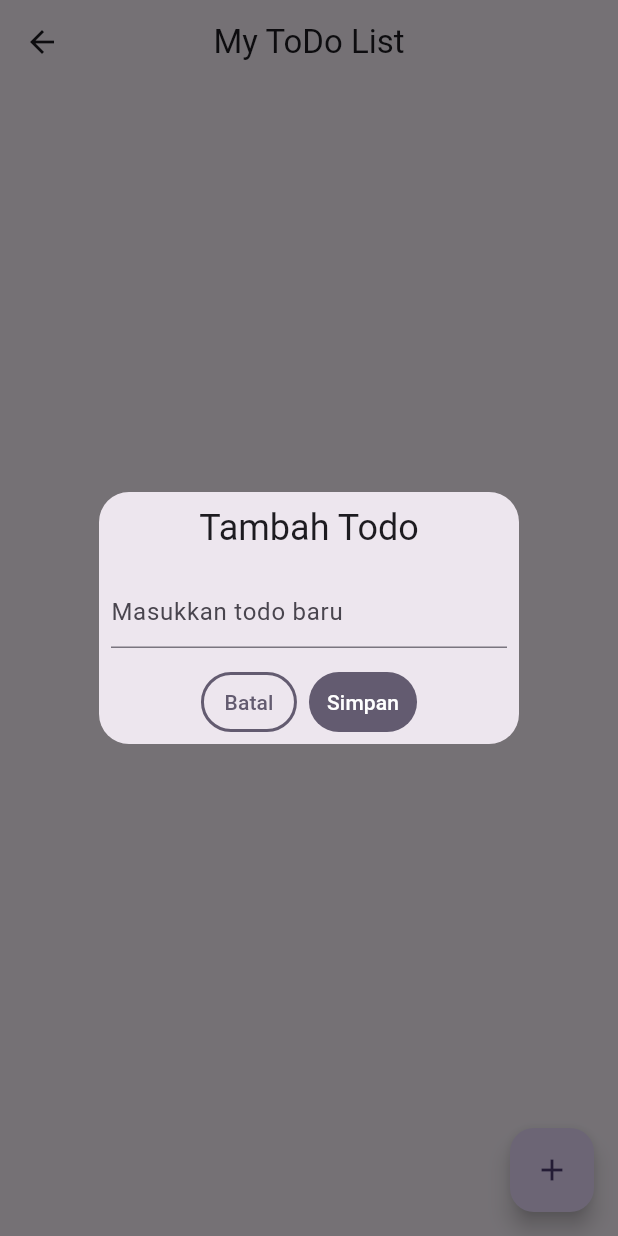
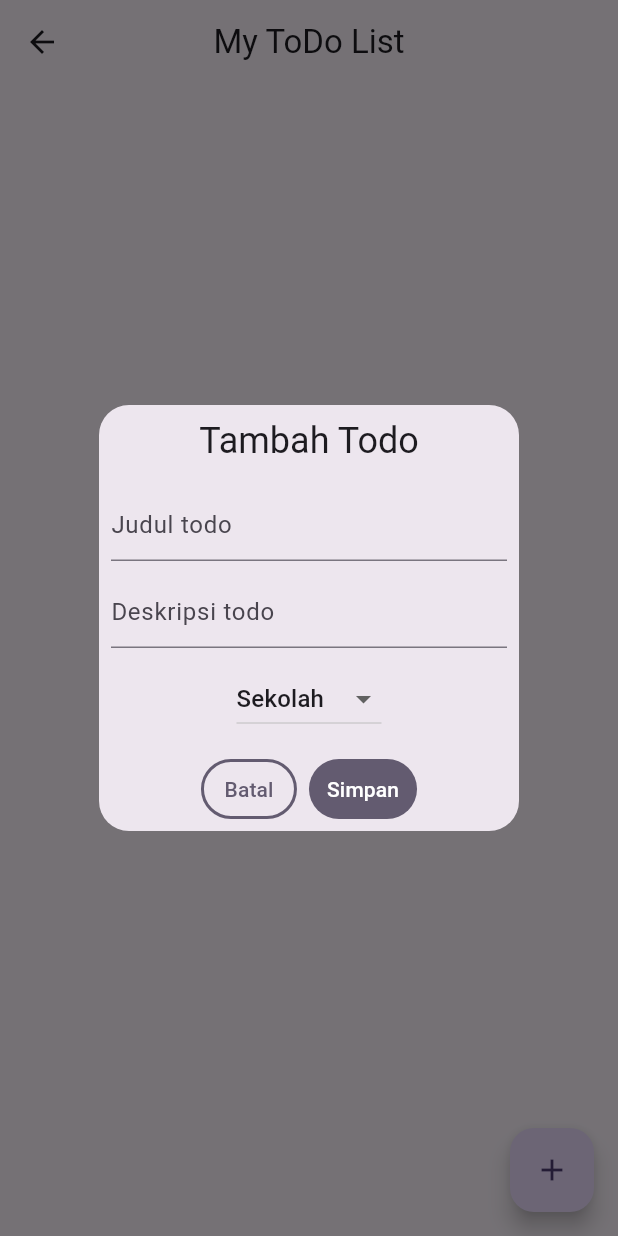
Before and after one commit to ZacksAryasatya/Todolist-Flutter-Project, a Flutter app: the HomePage screen opened by its route, after a tap on the "add" icon, on a phone screen of 412 x 824 dp. Run offline on Flutter 3.47's test engine with Material 3 defaults, Android fonts, the light colour scheme and no system bars; our stand-ins replace get.

Commit message:
feat/todo [f] changing home page

```diff
--- a/lib/pages/home_page.dart
+++ b/lib/pages/home_page.dart
@@ -5,7 +5,7 @@ import 'package:todolist_application/controllers/todo_controller.dart';
 class HomePage extends StatelessWidget {
   HomePage({super.key});
 
-  final TodoController todoController = Get.put(TodoController());
+  final TodoController _todoController = Get.put(TodoController());
 
   @override
   Widget build(BuildContext context) {
@@ -15,25 +15,46 @@ class HomePage extends StatelessWidget {
         centerTitle: true,
       ),
       body: Obx(() {
-        if (todoController.todos.isEmpty) {
+        if (_todoController.todos.isEmpty) {
           return const Center(
             child: Text("Belum ada todo, tambah dulu yuk!"),
           );
         }
         return ListView.builder(
-          itemCount: todoController.todos.length,
+          itemCount: _todoController.todos.length,
           itemBuilder: (context, index) {
-            final todo = todoController.todos[index];
+            final todo = _todoController.todos[index];
             return Card(
               margin: const EdgeInsets.symmetric(horizontal: 12, vertical: 6),
               child: ListTile(
-                leading: const Icon(Icons.task),
-                title: Text(todo),
-                trailing: IconButton(
-                  icon: const Icon(Icons.delete, color: Colors.red),
-                  onPressed: () {
-                    todoController.removeTodo(index);
-                  },
+                leading: Icon(
+                  todo.isDone ? Icons.check_circle : Icons.task,
+                  color: todo.isDone ? Colors.green : Colors.blue,
+                ),
+                title: Text(
+                  todo.title,
+                  style: TextStyle(
+                    decoration:
+                        todo.isDone ? TextDecoration.lineThrough : null,
+                  ),
+                ),
+                subtitle: Text("${todo.description} • ${todo.category}"),
+                trailing: Row(
+                  mainAxisSize: MainAxisSize.min,
+                  children: [
+                    IconButton(
+                      icon: const Icon(Icons.done, color: Colors.green),
+                      onPressed: () {
+                        _todoController.toggleTodoStatus(index);
+                      },
+                    ),
+                    IconButton(
+                      icon: const Icon(Icons.delete, color: Colors.red),
+                      onPressed: () {
+                        _todoController.deleteTodo(index);
+                      },
+                    ),
+                  ],
                 ),
               ),
             );
@@ -42,32 +63,50 @@ class HomePage extends StatelessWidget {
       }),
       floatingActionButton: FloatingActionButton(
         onPressed: () {
-          _showAddTodoDialog(context);
+          _showAddTodoDialog();
         },
         child: const Icon(Icons.add),
       ),
     );
   }
 
-  void _showAddTodoDialog(BuildContext context) {
-    final TextEditingController textController = TextEditingController();
-
+  void _showAddTodoDialog() {
     Get.defaultDialog(
       title: "Tambah Todo",
-      content: TextField(
-        controller: textController,
-        decoration: const InputDecoration(hintText: "Masukkan todo baru"),
+      content: Column(
+        children: [
+          TextField(
+            controller: _todoController.titleController,
+            decoration: const InputDecoration(hintText: "Judul todo"),
+          ),
+          const SizedBox(height: 10),
+          TextField(
+            controller: _todoController.descController,
+            decoration: const InputDecoration(hintText: "Deskripsi todo"),
+          ),
+          const SizedBox(height: 10),
+          Obx(() => DropdownButton<String>(
+                value: _todoController.selectedCategory.value,
+                items: _todoController.categories
+                    .map((c) => DropdownMenuItem(
+                          value: c,
+                          child: Text(c),
+                        ))
+                    .toList(),
+                onChanged: (value) {
+                  if (value != null) {
+                    _todoController.setCategory(value);
+                  }
+                },
+              )),
+        ],
       ),
       textConfirm: "Simpan",
       textCancel: "Batal",
       confirmTextColor: Colors.white,
       onConfirm: () {
-        if (textController.text.isNotEmpty) {
-          todoController.addTodo(textController.text);
-          Get.back();
-        }
+        _todoController.addTodo();
       },
-      onCancel: () {},
     );
   }
 }
--- a/lib/routes/pages.dart
+++ b/lib/routes/pages.dart
@@ -3,9 +3,7 @@ import 'package:todolist_application/binding/auth_binding.dart';
 import 'package:todolist_application/binding/dashboard_binding.dart';
 import 'package:todolist_application/binding/edit_todo_binding.dart';
 import 'package:todolist_application/binding/todo_binding.dart';
-import 'package:todolist_application/pages/addtodo_page.dart';
 import 'package:todolist_application/pages/dashboard_page.dart';
-import 'package:todolist_application/pages/edittodo_page.dart';
 import 'package:todolist_application/pages/history_page.dart';
 import 'package:todolist_application/pages/Home_page.dart';
 import 'package:todolist_application/pages/login_page.dart';
@@ -36,16 +34,6 @@ class AppPages {
 
       ),
     GetPage(
-      name: AppRoutes.addtodo,
-      page: () => AddTodoPage(),
-
-      ),
-
-    GetPage(
-      name: AppRoutes.edittodo,
-      page: () => EditTodoPage(),
-    ),
-    GetPage(
       name: AppRoutes.history,
       page: () => HistoryPage(),
 
```
